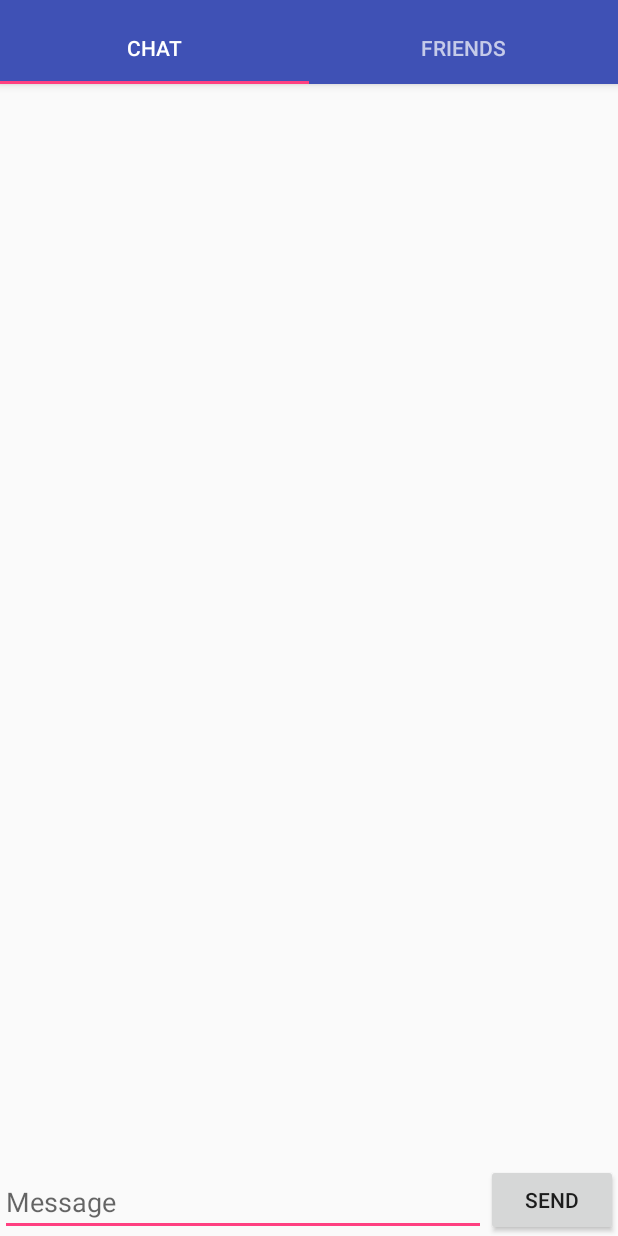
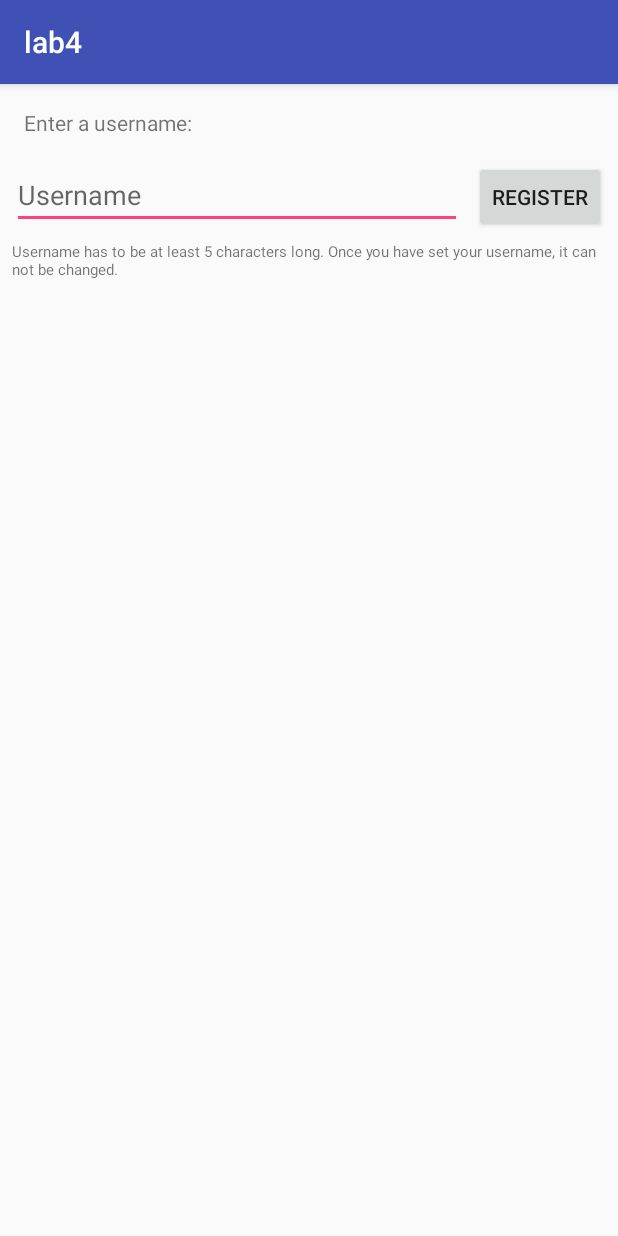
Before and after one commit to Hifoz/mobile-labs, an Android app: the screen it shows after launch (MainActivity before the commit, RegisterActivity after it), on a phone screen of 412 x 824 dp. Run offline under Robolectric (Android 15) with nearby library versions, the phone set to English and light mode, and no system bars; our stand-ins replace Firebase (no records; nobody signed in at launch, a user with empty details on screens opened directly).

Commit message:
User can now select their own permanent username on first startup

```diff
--- a/lab4/app/build.gradle
+++ b/lab4/app/build.gradle
@@ -33,4 +33,5 @@ dependencies {
 
 
 
+
 apply plugin: 'com.google.gms.google-services'
--- a/lab4/app/src/main/AndroidManifest.xml
+++ b/lab4/app/src/main/AndroidManifest.xml
@@ -9,7 +9,8 @@
         android:roundIcon="@mipmap/ic_launcher_round"
         android:supportsRtl="true"
         android:theme="@style/AppTheme">
-        <activity android:name=".MainActivity"
+        <activity
+            android:name=".MainActivity"
             android:theme="@style/AppTheme.NoActionBar">
             <intent-filter>
                 <action android:name="android.intent.action.MAIN" />
@@ -24,6 +25,7 @@
             android:exported="true"
             android:permission="" />
 
+        <activity android:name=".RegisterActivity"></activity>
     </application>
 
 </manifest>
--- a/lab4/app/src/main/java/com/example/hifoz/lab4/ChatFragment.java
+++ b/lab4/app/src/main/java/com/example/hifoz/lab4/ChatFragment.java
@@ -23,7 +23,7 @@ import java.util.HashMap;
 
 
 /**
- * Fragment containing the chat tab
+ * Fragment for the chat tab
  */
 public class ChatFragment extends Fragment {
     OnMessageSubmitListener callback;
@@ -46,6 +46,10 @@ public class ChatFragment extends Fragment {
     }
 
 
+    /**
+     * Updates list of messages based on the documents sent in
+     * @param documents documents from Firestore DB containg all new messages
+     */
     public void updateMessageList(ArrayList<DocumentSnapshot> documents){
         if(messageList == null)
             messageList = new ArrayList<>();
@@ -61,14 +65,19 @@ public class ChatFragment extends Fragment {
         updateMessagesListView();
     }
 
+    /**
+     * Refreshes the list view.
+     */
     private void updateMessagesListView(){
         MessageListAdapter mla = new MessageListAdapter(getContext(), displayedMessagesList);
         ListView lv = getActivity().findViewById(R.id.chatLV);
         lv.setAdapter(mla);
-        // todo adjust scroll to bottom if user was at the bottom before change, otherwise maybe show indicator for new messages?
     }
 
-
+    /**
+     * Updates which messages are actually displayed on screen
+     * @param name name of the user who's messages you want to show, "show all" will show messages from all users
+     */
     public void updateDisplayedList(String name) {
         System.out.println(name);
         displayedName = name;
@@ -85,7 +94,7 @@ public class ChatFragment extends Fragment {
     }
 
     /**
-     * Send the message to the server
+     * Send the message to the Firestore DB
      */
     public void submitMessage() {
 
@@ -95,11 +104,13 @@ public class ChatFragment extends Fragment {
         if(messageText.isEmpty())
             return;
 
+        // Format the message for sending
         HashMap<String, Object> message = new HashMap<>();
         message.put("d", System.currentTimeMillis());
         message.put("u", FBAuthInfo.user.getDisplayName());
         message.put("m", messageText);
 
+        // Send the message
         firestoreDB.collection("messages")
             .add(message)
             .addOnSuccessListener(new OnSuccessListener<DocumentReference>(){
@@ -107,7 +118,6 @@ public class ChatFragment extends Fragment {
                 public void onSuccess(DocumentReference documentReference) {
                     Toast.makeText(getActivity(), "Message sent.", Toast.LENGTH_SHORT).show();
                     System.out.println("Message sent.");
-                        et.setText("");
                 }
             }).addOnFailureListener(new OnFailureListener() {
                 @Override
@@ -117,8 +127,7 @@ public class ChatFragment extends Fragment {
                 }
             }
         );
-
-
+        et.setText("");
     }
 
 
--- a/lab4/app/src/main/java/com/example/hifoz/lab4/MainActivity.java
+++ b/lab4/app/src/main/java/com/example/hifoz/lab4/MainActivity.java
@@ -1,5 +1,8 @@
 package com.example.hifoz.lab4;
 
+import android.content.Intent;
+import android.content.SharedPreferences;
+import android.preference.PreferenceManager;
 import android.support.annotation.NonNull;
 import android.support.annotation.Nullable;
 import android.support.design.widget.TabLayout;
@@ -20,13 +23,14 @@ import com.google.firebase.firestore.DocumentSnapshot;
 import com.google.firebase.firestore.EventListener;
 import com.google.firebase.firestore.FirebaseFirestore;
 import com.google.firebase.firestore.FirebaseFirestoreException;
+import com.google.firebase.firestore.ListenerRegistration;
 import com.google.firebase.firestore.QuerySnapshot;
 
 import java.util.ArrayList;
 
 public class MainActivity extends AppCompatActivity implements ChatFragment.OnMessageSubmitListener, FriendsListFragment.OnUserSelectListener{
     Fragment[] fragments;
-
+    ListenerRegistration listenerRegistration;
 
     private ViewPager viewPager;
     private TabPagerAdapter tabPagerAdapter;
@@ -41,11 +45,14 @@ public class MainActivity extends AppCompatActivity implements ChatFragment.OnMe
             signInUser();
         }
 
-
-        // Todo: Let the user select username themselves and store that name for future use
-        UserProfileChangeRequest profileUpdate = new UserProfileChangeRequest.Builder().setDisplayName("Alice").build();
-        FBAuthInfo.user.updateProfile(profileUpdate);
-
+        SharedPreferences sharedPrefs = PreferenceManager.getDefaultSharedPreferences(getApplicationContext());
+        String name = sharedPrefs.getString("username", "NE");
+        if(name.equals("NE")){
+            registerName();
+        } else {
+            UserProfileChangeRequest profileUpdate = new UserProfileChangeRequest.Builder().setDisplayName(name).build();
+            FBAuthInfo.user.updateProfile(profileUpdate);
+        }
 
         Toolbar toolbar = findViewById(R.id.toolbar);
         setSupportActionBar(toolbar);
@@ -67,36 +74,42 @@ public class MainActivity extends AppCompatActivity implements ChatFragment.OnMe
         setupSnapshotListener();
     }
 
+    private void registerName() {
+        Intent intent = new Intent(this, RegisterActivity.class);
+
+        startActivity(intent);
+
+    }
+
     /**
      * Setup a listener to listen for new messages
      * On first call, this will get all messages stored
      */
     private void setupSnapshotListener() {
         FirebaseFirestore db = FirebaseFirestore.getInstance();
-        db.collection("messages").orderBy("d").addSnapshotListener(new EventListener<QuerySnapshot>() {
+        listenerRegistration = db.collection("messages").orderBy("d").addSnapshotListener(new EventListener<QuerySnapshot>() {
 
             @Override
             public void onEvent(@Nullable QuerySnapshot documentSnapshots, @Nullable FirebaseFirestoreException e) {
-                if(e != null){
+                if (e != null) {
                     System.out.println("Snapshot listener fail");
                     return;
-                } else if(documentSnapshots == null){
+                } else if (documentSnapshots == null) {
                     System.out.println("Snapshots are null");
                     return;
                 }
                 ArrayList<DocumentSnapshot> newDocs = new ArrayList<>();
-                for(DocumentChange dc : documentSnapshots.getDocumentChanges()){
-                    if(dc.getType() == DocumentChange.Type.ADDED)
+                for (DocumentChange dc : documentSnapshots.getDocumentChanges()) {
+                    if (dc.getType() == DocumentChange.Type.ADDED)
                         newDocs.add(dc.getDocument());
                 }
-                if(!newDocs.isEmpty()){
-                    ((ChatFragment)fragments[0]).updateMessageList(newDocs);
-                    ((FriendsListFragment)fragments[1]).updateUserList(newDocs);
+                if (!newDocs.isEmpty()) {
+                    ((ChatFragment) fragments[0]).updateMessageList(newDocs);
+                    ((FriendsListFragment) fragments[1]).updateUserList(newDocs);
                 }
             }
         });
     }
-
 
     /**
      * Signs the user in anonymously
--- /dev/null
+++ b/lab4/app/src/main/java/com/example/hifoz/lab4/RegisterActivity.java
@@ -0,0 +1,65 @@
+package com.example.hifoz.lab4;
+
+import android.annotation.SuppressLint;
+import android.app.Activity;
+import android.app.Application;
+import android.content.SharedPreferences;
+import android.preference.PreferenceManager;
+import android.support.v7.app.AppCompatActivity;
+import android.os.Bundle;
+import android.view.View;
+import android.widget.Button;
+import android.widget.EditText;
+import android.widget.Toast;
+
+import com.google.firebase.auth.UserProfileChangeRequest;
+
+public class RegisterActivity extends AppCompatActivity {
+
+    @Override
+    protected void onCreate(Bundle savedInstanceState) {
+        super.onCreate(savedInstanceState);
+        setContentView(R.layout.activity_register);
+
+        // TODO make username suggestion.
+
+
+        findViewById(R.id.usernameBTN).setOnClickListener(new View.OnClickListener() {
+            @Override
+            public void onClick(View view) {
+                finishActivity();
+            }
+        });
+    }
+
+    @Override
+    public void onBackPressed() {
+        finishActivity();
+    }
+
+    @SuppressLint("ApplySharedPref") // Becasue I want it to be written immediatley
+    private void finishActivity() {
+        // Get the name
+        String name = ((EditText)findViewById(R.id.usernameET)).getText().toString();
+        if(name.length() < 5){
+            Toast.makeText(RegisterActivity.this, "Name must be at least 5 character long", Toast.LENGTH_SHORT).show();
+            return;
+        }
+
+        // Save name in settings
+        SharedPreferences sharedPrefs = PreferenceManager.getDefaultSharedPreferences(getApplicationContext());
+        SharedPreferences.Editor editor = sharedPrefs.edit();
+        editor.putString("username", name);
+        editor.commit();
+
+        // Update profile
+        UserProfileChangeRequest profileUpdate = new UserProfileChangeRequest.Builder().setDisplayName(name).build();
+        FBAuthInfo.user.updateProfile(profileUpdate);
+
+        Toast.makeText(RegisterActivity.this, "Username saved as \"" + name + "\"", Toast.LENGTH_LONG).show();
+
+        // Return to previous activity
+        setResult(Activity.RESULT_OK);
+        RegisterActivity.this.finish();
+    }
+}
--- a/lab4/app/src/main/res/layout/activity_main.xml
+++ b/lab4/app/src/main/res/layout/activity_main.xml
@@ -52,6 +52,8 @@
         android:id="@+id/container"
         android:layout_width="match_parent"
         android:layout_height="match_parent"
-        app:layout_behavior="@string/appbar_scrolling_view_behavior" />
+        app:layout_behavior="@string/appbar_scrolling_view_behavior" >
+
+    </android.support.v4.view.ViewPager>
 
 </android.support.design.widget.CoordinatorLayout>
--- /dev/null
+++ b/lab4/app/src/main/res/layout/activity_register.xml
@@ -0,0 +1,63 @@
+<?xml version="1.0" encoding="utf-8"?>
+<android.support.constraint.ConstraintLayout xmlns:android="http://schemas.android.com/apk/res/android"
+    xmlns:app="http://schemas.android.com/apk/res-auto"
+    xmlns:tools="http://schemas.android.com/tools"
+    android:layout_width="match_parent"
+    android:layout_height="match_parent"
+    tools:context="com.example.hifoz.lab4.RegisterActivity">
+
+    <Button
+        android:id="@+id/usernameBTN"
+        android:layout_width="wrap_content"
+        android:layout_height="wrap_content"
+        android:layout_marginEnd="8dp"
+        android:layout_marginStart="8dp"
+        android:layout_marginTop="16dp"
+        android:text="Register"
+        app:layout_constraintEnd_toEndOf="parent"
+        app:layout_constraintStart_toEndOf="@+id/editText"
+        app:layout_constraintTop_toBottomOf="@+id/textView" />
+
+    <EditText
+        android:id="@+id/usernameET"
+        android:layout_width="0dp"
+        android:layout_height="wrap_content"
+        android:layout_marginEnd="8dp"
+        android:layout_marginStart="8dp"
+        android:layout_marginTop="16dp"
+        android:ems="10"
+        android:hint="Username"
+        android:inputType="textPersonName"
+        app:layout_constraintEnd_toStartOf="@+id/usernameBTN"
+        app:layout_constraintStart_toStartOf="parent"
+        app:layout_constraintTop_toBottomOf="@+id/textView" />
+
+    <TextView
+        android:id="@+id/textView"
+        android:layout_width="wrap_content"
+        android:layout_height="wrap_content"
+        android:layout_marginEnd="16dp"
+        android:layout_marginStart="16dp"
+        android:layout_marginTop="16dp"
+        android:text="Enter a username:"
+        app:layout_constraintEnd_toEndOf="parent"
+        app:layout_constraintHorizontal_bias="0.0"
+        app:layout_constraintStart_toStartOf="parent"
+        app:layout_constraintTop_toTopOf="parent" />
+
+    <TextView
+        android:id="@+id/textView2"
+        android:layout_width="0dp"
+        android:layout_height="wrap_content"
+        android:layout_marginBottom="8dp"
+        android:layout_marginEnd="8dp"
+        android:layout_marginStart="8dp"
+        android:layout_marginTop="8dp"
+        android:text="Username has to be at least 5 characters long. Once you have set your username, it can not be changed."
+        android:textSize="10sp"
+        app:layout_constraintBottom_toBottomOf="parent"
+        app:layout_constraintEnd_toEndOf="parent"
+        app:layout_constraintStart_toStartOf="parent"
+        app:layout_constraintTop_toBottomOf="@+id/usernameET"
+        app:layout_constraintVertical_bias="0.0" />
+</android.support.constraint.ConstraintLayout>
```
Also changed, not shown: lab4/app/src/main/java/com/example/hifoz/lab4/FriendsListFragment.java (+19 -3 lines). Lines whose indentation alone changed are shown as unchanged.
